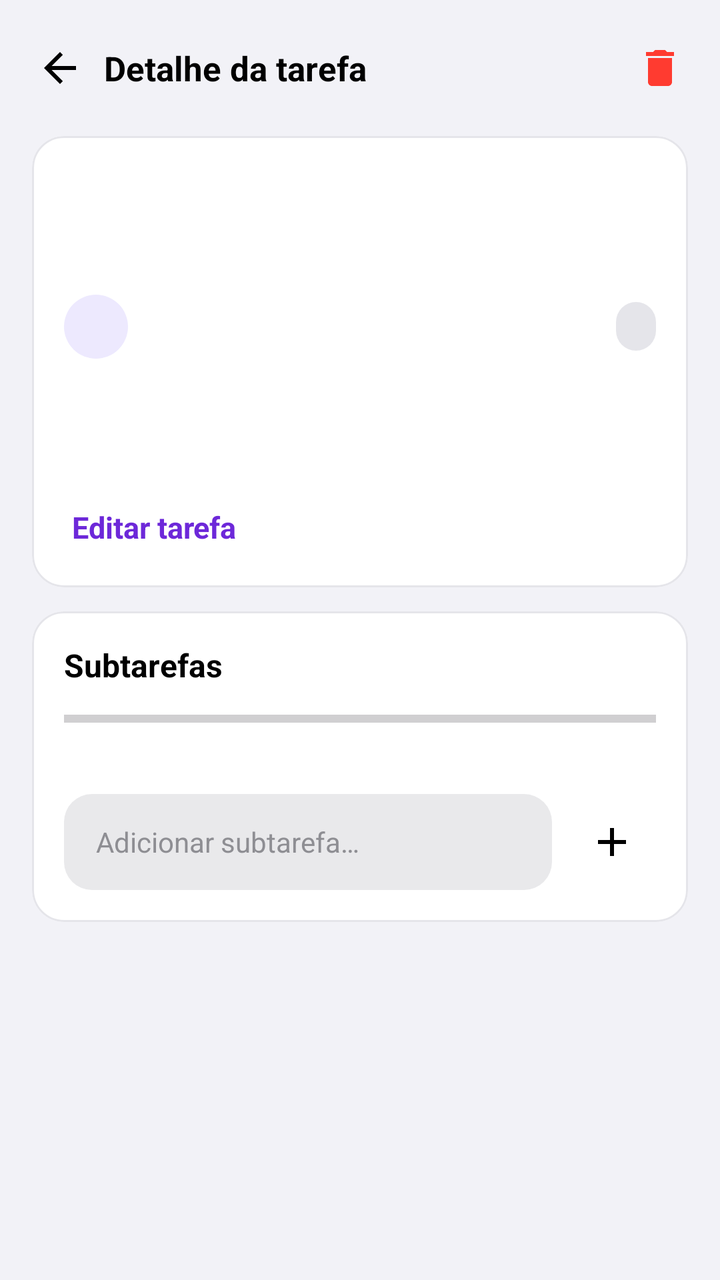
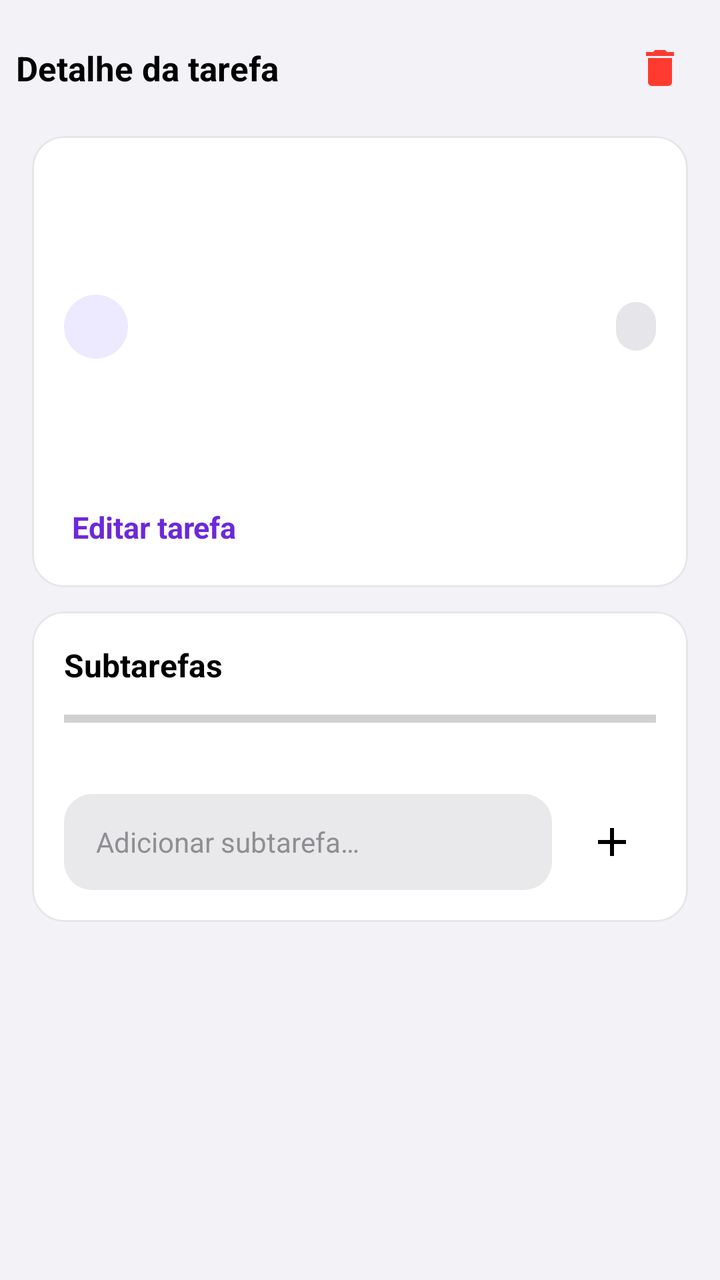

Two renders of the same Android screen: before a commit and after it. Below are the layout's source before the change and the commit's diff.
<!-- AndroidManifest.xml: application theme Theme.TaskFlow -->
<!-- res/layout/activity_detalhe_tarefa.xml -->
<?xml version="1.0" encoding="utf-8"?>
<LinearLayout xmlns:android="http://schemas.android.com/apk/res/android"
    xmlns:app="http://schemas.android.com/apk/res-auto"
    android:id="@+id/raiz"
    android:layout_width="match_parent"
    android:layout_height="match_parent"
    android:background="@color/fundo"
    android:orientation="vertical">

    
    <ProgressBar
        android:id="@+id/loading"
        android:layout_width="wrap_content"
        android:layout_height="wrap_content"
        android:layout_gravity="center"
        android:layout_marginTop="48dp"
        android:visibility="gone" />

    <LinearLayout
        android:layout_width="match_parent"
        android:layout_height="wrap_content"
        android:gravity="center_vertical"
        android:orientation="horizontal"
        android:paddingStart="8dp"
        android:paddingEnd="8dp"
        android:paddingTop="12dp"
        android:paddingBottom="4dp">

        <ImageButton
            android:id="@+id/botao_voltar"
            android:layout_width="44dp"
            android:layout_height="44dp"
            android:background="?attr/selectableItemBackgroundBorderless"
            android:contentDescription="@string/voltar"
            android:src="@drawable/ic_voltar" />

        <TextView
            android:layout_width="0dp"
            android:layout_height="wrap_content"
            android:layout_weight="1"
            android:ellipsize="end"
            android:singleLine="true"
            android:text="@string/detalhe_da_tarefa"
            android:textColor="@color/texto"
            android:textSize="17sp"
            android:textStyle="bold" />

        <ImageButton
            android:id="@+id/botao_apagar"
            android:layout_width="44dp"
            android:layout_height="44dp"
            android:background="?attr/selectableItemBackgroundBorderless"
            android:contentDescription="@string/apagar"
            android:src="@drawable/ic_lixeira" />
    </LinearLayout>

    <ScrollView
        android:layout_width="match_parent"
        android:layout_height="match_parent">

        <LinearLayout
            android:layout_width="match_parent"
            android:layout_height="wrap_content"
            android:orientation="vertical"
            android:paddingBottom="32dp">

            <com.google.android.material.card.MaterialCardView
                android:layout_width="match_parent"
                android:layout_height="wrap_content"
                android:layout_marginStart="16dp"
                android:layout_marginEnd="16dp"
                android:layout_marginTop="8dp"
                app:cardBackgroundColor="@color/cartao"
                app:cardCornerRadius="16dp"
                app:cardElevation="0dp"
                app:strokeColor="@color/separador"
                app:strokeWidth="1dp">

                <LinearLayout
                    android:layout_width="match_parent"
                    android:layout_height="wrap_content"
                    android:orientation="vertical"
                    android:padding="16dp">

                    <TextView
                        android:id="@+id/detalhe_titulo"
                        android:layout_width="match_parent"
                        android:layout_height="wrap_content"
                        android:textColor="@color/texto"
                        android:textSize="20sp"
                        android:textStyle="bold" />

                    <TextView
                        android:id="@+id/detalhe_descricao"
                        android:layout_width="match_parent"
                        android:layout_height="wrap_content"
                        android:layout_marginTop="4dp"
                        android:textColor="@color/texto_secundario"
                        android:textSize="15sp" />

                    <LinearLayout
                        android:layout_width="match_parent"
                        android:layout_height="wrap_content"
                        android:layout_marginTop="12dp"
                        android:gravity="center_vertical"
                        android:orientation="horizontal">

                        <TextView
                            android:id="@+id/detalhe_avatar"
                            android:layout_width="32dp"
                            android:layout_height="32dp"
                            android:background="@drawable/bg_avatar"
                            android:gravity="center"
                            android:textColor="@color/roxo"
                            android:textSize="13sp"
                            android:textStyle="bold" />

                        <TextView
                            android:id="@+id/detalhe_responsavel"
                            android:layout_width="0dp"
                            android:layout_height="wrap_content"
                            android:layout_marginStart="8dp"
                            android:layout_weight="1"
                            android:textColor="@color/texto"
                            android:textSize="14sp" />

                        <TextView
                            android:id="@+id/detalhe_estado"
                            android:layout_width="wrap_content"
                            android:layout_height="wrap_content"
                            android:background="@drawable/bg_botao_secundario"
                            android:paddingStart="10dp"
                            android:paddingEnd="10dp"
                            android:paddingTop="4dp"
                            android:paddingBottom="4dp"
                            android:textSize="12sp"
                            android:textStyle="bold" />
                    </LinearLayout>

                    <TextView
                        android:id="@+id/detalhe_prazo"
                        android:layout_width="match_parent"
                        android:layout_height="wrap_content"
                        android:layout_marginTop="12dp"
                        android:textColor="@color/texto_secundario"
                        android:textSize="14sp" />

                    <TextView
                        android:id="@+id/detalhe_link"
                        android:layout_width="match_parent"
                        android:layout_height="wrap_content"
                        android:layout_marginTop="4dp"
                        android:textColor="@color/azul"
                        android:textSize="14sp"
                        android:textStyle="bold" />

                    <TextView
                        android:id="@+id/botao_editar"
                        android:layout_width="wrap_content"
                        android:layout_height="wrap_content"
                        android:layout_marginTop="16dp"
                        android:padding="4dp"
                        android:text="@string/editar_tarefa"
                        android:textColor="@color/roxo"
                        android:textSize="15sp"
                        android:textStyle="bold" />
                </LinearLayout>
            </com.google.android.material.card.MaterialCardView>

            <com.google.android.material.card.MaterialCardView
                android:layout_width="match_parent"
                android:layout_height="wrap_content"
                android:layout_marginStart="16dp"
                android:layout_marginEnd="16dp"
                android:layout_marginTop="12dp"
                app:cardBackgroundColor="@color/cartao"
                app:cardCornerRadius="16dp"
                app:cardElevation="0dp"
                app:strokeColor="@color/separador"
                app:strokeWidth="1dp">

                <LinearLayout
                    android:layout_width="match_parent"
                    android:layout_height="wrap_content"
                    android:orientation="vertical"
                    android:padding="16dp">

                    <TextView
                        android:layout_width="match_parent"
                        android:layout_height="wrap_content"
                        android:text="@string/subtarefas"
                        android:textColor="@color/texto"
                        android:textSize="16sp"
                        android:textStyle="bold" />

                    <ProgressBar
                        android:id="@+id/barra_progresso"
                        style="?android:attr/progressBarStyleHorizontal"
                        android:layout_width="match_parent"
                        android:layout_height="8dp"
                        android:layout_marginTop="12dp"
                        android:progressTint="@color/roxo" />

                    <TextView
                        android:id="@+id/texto_percentagem"
                        android:layout_width="match_parent"
                        android:layout_height="wrap_content"
                        android:layout_marginTop="4dp"
                        android:textColor="@color/texto_secundario"
                        android:textSize="13sp" />

                    <androidx.recyclerview.widget.RecyclerView
                        android:id="@+id/lista_subtarefas"
                        android:layout_width="match_parent"
                        android:layout_height="wrap_content"
                        android:layout_marginTop="4dp" />

                    <LinearLayout
                        android:layout_width="match_parent"
                        android:layout_height="wrap_content"
                        android:layout_marginTop="8dp"
                        android:gravity="center_vertical"
                        android:orientation="horizontal">

                        <EditText
                            android:id="@+id/campo_nova_subtarefa"
                            android:layout_width="0dp"
                            android:layout_height="48dp"
                            android:layout_weight="1"
                            android:background="@drawable/bg_input"
                            android:hint="@string/adicionar_subtarefa"
                            android:inputType="textCapSentences"
                            android:paddingStart="16dp"
                            android:paddingEnd="16dp"
                            android:textColor="@color/texto"
                            android:textColorHint="@color/texto_secundario"
                            android:textSize="14sp" />

                        <ImageButton
                            android:id="@+id/botao_adicionar_subtarefa"
                            android:layout_width="44dp"
                            android:layout_height="44dp"
                            android:layout_marginStart="8dp"
                            android:background="?attr/selectableItemBackgroundBorderless"
                            android:contentDescription="@string/adicionar_subtarefa"
                            android:src="@drawable/ic_adicionar" />
                    </LinearLayout>
                </LinearLayout>
            </com.google.android.material.card.MaterialCardView>
        </LinearLayout>
    </ScrollView>
</LinearLayout>
<!-- resources referenced by this layout -->
<resources>
  <color name="azul">#007AFF</color>
  <color name="cartao">#FFFFFF</color>
  <color name="fundo">#F2F2F7</color>
  <color name="roxo">#6D28D9</color>
  <color name="separador">#E5E5EA</color>
  <color name="texto">#000000</color>
  <color name="texto_secundario">#8E8E93</color>
  <!-- drawable bg_avatar (drawable) -->
  <?xml version="1.0" encoding="utf-8"?>
  <shape xmlns:android="http://schemas.android.com/apk/res/android" android:shape="oval">
      <solid android:color="@color/roxo_suave" />
  </shape>
  <!-- drawable bg_botao_secundario (drawable) -->
  <?xml version="1.0" encoding="utf-8"?>
  <shape xmlns:android="http://schemas.android.com/apk/res/android">
      <solid android:color="@color/cinza_chip" />
      <corners android:radius="14dp" />
  </shape>
  <!-- drawable bg_input (drawable) -->
  <?xml version="1.0" encoding="utf-8"?>
  <shape xmlns:android="http://schemas.android.com/apk/res/android">
      <solid android:color="@color/fundo_input" />
      <corners android:radius="14dp" />
  </shape>
  <!-- drawable ic_adicionar (drawable) -->
  <?xml version="1.0" encoding="utf-8"?>
  <vector xmlns:android="http://schemas.android.com/apk/res/android"
      android:width="24dp" android:height="24dp"
      android:viewportWidth="24" android:viewportHeight="24">
      <path android:fillColor="@color/texto" android:pathData="M19,13h-6v6h-2v-6H5v-2h6V5h2v6h6v2z" />
  </vector>
  <!-- drawable ic_lixeira (drawable) -->
  <?xml version="1.0" encoding="utf-8"?>
  <vector xmlns:android="http://schemas.android.com/apk/res/android"
      android:width="24dp" android:height="24dp"
      android:viewportWidth="24" android:viewportHeight="24">
      <path android:fillColor="@color/vermelho" android:pathData="M6,19c0,1.1 0.9,2 2,2h8c1.1,0 2,-0.9 2,-2V7H6v12zM19,4h-3.5l-1,-1h-5l-1,1H5v2h14V4z" />
  </vector>
  <!-- drawable ic_voltar (drawable) -->
  <?xml version="1.0" encoding="utf-8"?>
  <vector xmlns:android="http://schemas.android.com/apk/res/android"
      android:width="24dp" android:height="24dp"
      android:viewportWidth="24" android:viewportHeight="24">
      <path android:fillColor="@color/texto" android:pathData="M20,11H7.83l5.59,-5.59L12,4l-8,8 8,8 1.41,-1.41L7.83,13H20v-2z" />
  </vector>
  <string name="adicionar_subtarefa">Adicionar subtarefa…</string>
  <string name="apagar">Apagar</string>
  <string name="detalhe_da_tarefa">Detalhe da tarefa</string>
  <string name="editar_tarefa">Editar tarefa</string>
  <string name="subtarefas">Subtarefas</string>
  <string name="voltar">Voltar</string>
  <style name="Theme.TaskFlow" parent="Base.Theme.TaskFlow" />
  <color name="roxo_suave">#EDE9FE</color>
  <color name="cinza_chip">#E5E5EA</color>
  <color name="fundo_input">#E9E9EB</color>
  <color name="vermelho">#FF3B30</color>
  <style name="Base.Theme.TaskFlow" parent="Theme.Material3.DayNight.NoActionBar">
          <item name="colorPrimary">@color/roxo</item>
          <item name="colorOnPrimary">@android:color/white</item>
          <item name="android:colorBackground">@color/fundo</item>
          <item name="colorSurface">@color/cartao</item>
          <item name="colorSurfaceContainer">@color/cartao</item>
          <item name="android:statusBarColor">@android:color/transparent</item>
          <item name="android:navigationBarColor">@android:color/transparent</item>
          <item name="android:windowLightStatusBar">true</item>
      </style>
</resources>

<!-- the commit's change to res/layout/activity_detalhe_tarefa.xml (unified diff, before → after) -->
@@ -25,14 +25,6 @@
         android:paddingEnd="8dp"
         android:paddingTop="12dp"
         android:paddingBottom="4dp">
-
-        <ImageButton
-            android:id="@+id/botao_voltar"
-            android:layout_width="44dp"
-            android:layout_height="44dp"
-            android:background="?attr/selectableItemBackgroundBorderless"
-            android:contentDescription="@string/voltar"
-            android:src="@drawable/ic_voltar" />
 
         <TextView
             android:layout_width="0dp"
<!-- resource entries referenced after the edit -->
@@ -38,19 +38,11 @@
       android:viewportWidth="24" android:viewportHeight="24">
       <path android:fillColor="@color/vermelho" android:pathData="M6,19c0,1.1 0.9,2 2,2h8c1.1,0 2,-0.9 2,-2V7H6v12zM19,4h-3.5l-1,-1h-5l-1,1H5v2h14V4z" />
   </vector>
-  <!-- drawable ic_voltar (drawable) -->
-  <?xml version="1.0" encoding="utf-8"?>
-  <vector xmlns:android="http://schemas.android.com/apk/res/android"
-      android:width="24dp" android:height="24dp"
-      android:viewportWidth="24" android:viewportHeight="24">
-      <path android:fillColor="@color/texto" android:pathData="M20,11H7.83l5.59,-5.59L12,4l-8,8 8,8 1.41,-1.41L7.83,13H20v-2z" />
-  </vector>
   <string name="adicionar_subtarefa">Adicionar subtarefa…</string>
   <string name="apagar">Apagar</string>
   <string name="detalhe_da_tarefa">Detalhe da tarefa</string>
   <string name="editar_tarefa">Editar tarefa</string>
   <string name="subtarefas">Subtarefas</string>
-  <string name="voltar">Voltar</string>
   <style name="Theme.TaskFlow" parent="Base.Theme.TaskFlow" />
   <color name="roxo_suave">#EDE9FE</color>
   <color name="cinza_chip">#E5E5EA</color>
